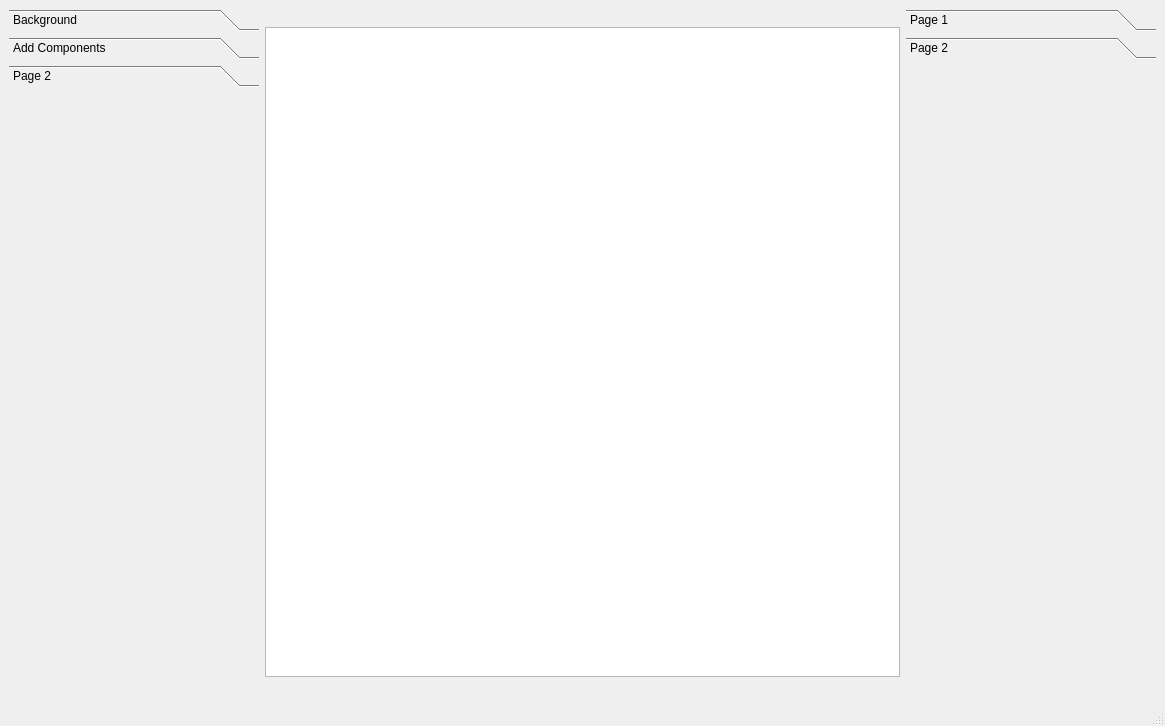
First picture: the form in RS_game_engine/mainwindow.ui, repository MATF-RS20/RS017-qtgameengine, before the edit.
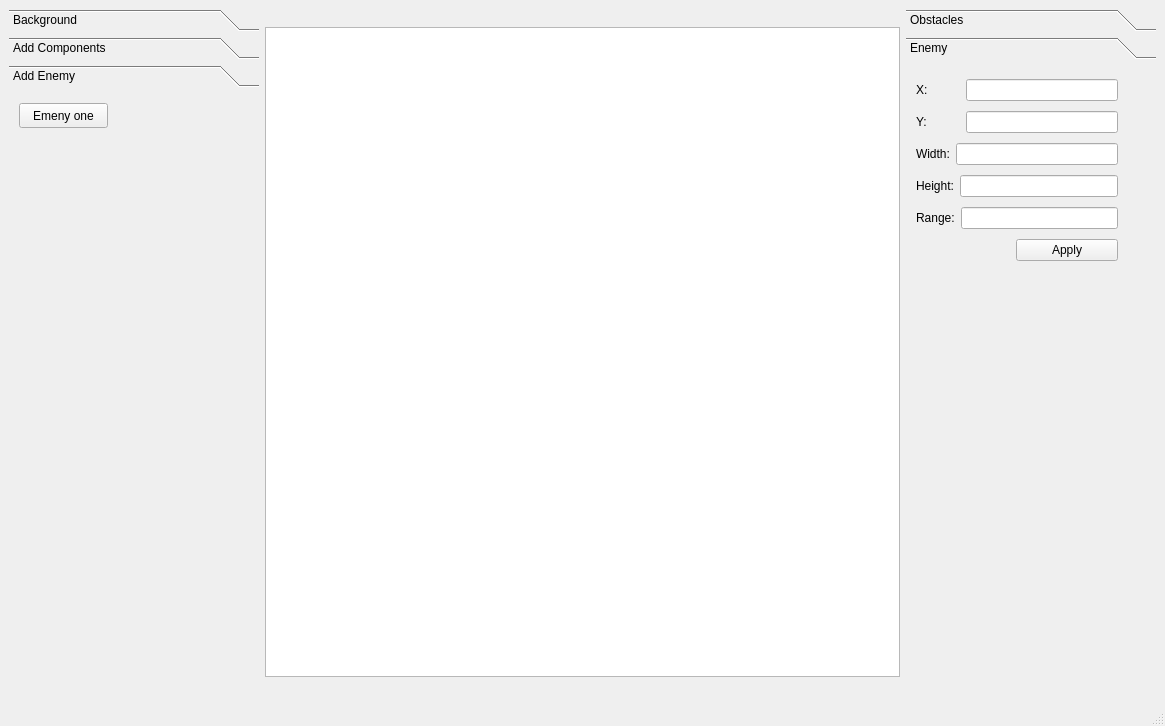
Second picture: the form after the edit. The open tabs and pages were chosen to show the change.

Commit message: Added Enemy class and it's positioning and info

What changed in the file:
```diff
--- a/RS_game_engine/mainwindow.ui
+++ b/RS_game_engine/mainwindow.ui
@@ -88,8 +88,21 @@
         </rect>
        </property>
        <attribute name="label">
-        <string>Page 2</string>
+        <string>Add Enemy</string>
        </attribute>
+       <widget class="QPushButton" name="pbEnemyOne">
+        <property name="geometry">
+         <rect>
+          <x>10</x>
+          <y>10</y>
+          <width>89</width>
+          <height>25</height>
+         </rect>
+        </property>
+        <property name="text">
+         <string>Emeny one</string>
+        </property>
+       </widget>
       </widget>
      </widget>
     </item>
@@ -139,7 +152,7 @@
         </rect>
        </property>
        <attribute name="label">
-        <string>Page 1</string>
+        <string>Obstacles</string>
        </attribute>
        <widget class="QWidget" name="">
         <property name="geometry">
@@ -296,8 +309,135 @@
         </rect>
        </property>
        <attribute name="label">
-        <string>Page 2</string>
+        <string>Enemy</string>
        </attribute>
+       <widget class="QWidget" name="">
+        <property name="geometry">
+         <rect>
+          <x>10</x>
+          <y>10</y>
+          <width>202</width>
+          <height>194</height>
+         </rect>
+        </property>
+        <layout class="QVBoxLayout" name="verticalLayout_3">
+         <item>
+          <layout class="QHBoxLayout" name="horizontalLayout_7">
+           <item>
+            <widget class="QLabel" name="label_5">
+             <property name="minimumSize">
+              <size>
+               <width>44</width>
+               <height>0</height>
+              </size>
+             </property>
+             <property name="maximumSize">
+              <size>
+               <width>16777215</width>
+               <height>16777215</height>
+              </size>
+             </property>
+             <property name="text">
+              <string>X:</string>
+             </property>
+            </widget>
+           </item>
+           <item>
+            <widget class="QLineEdit" name="leEnemyX"/>
+           </item>
+          </layout>
+         </item>
+         <item>
+          <layout class="QHBoxLayout" name="horizontalLayout_8">
+           <item>
+            <widget class="QLabel" name="label_6">
+             <property name="minimumSize">
+              <size>
+               <width>44</width>
+               <height>0</height>
+              </size>
+             </property>
+             <property name="text">
+              <string>Y:</string>
+             </property>
+            </widget>
+           </item>
+           <item>
+            <widget class="QLineEdit" name="leEnemyY"/>
+           </item>
+          </layout>
+         </item>
+         <item>
+          <layout class="QHBoxLayout" name="horizontalLayout_9">
+           <item>
+            <widget class="QLabel" name="label_8">
+             <property name="text">
+              <string>Width:</string>
+             </property>
+            </widget>
+           </item>
+           <item>
+            <widget class="QLineEdit" name="leEnemyWidth"/>
+           </item>
+          </layout>
+         </item>
+         <item>
+          <layout class="QHBoxLayout" name="horizontalLayout_10">
+           <item>
+            <widget class="QLabel" name="label_9">
+             <property name="text">
+              <string>Height:</string>
+             </property>
+            </widget>
+           </item>
+           <item>
+            <widget class="QLineEdit" name="leEnemyHeight"/>
+           </item>
+          </layout>
+         </item>
+         <item>
+          <layout class="QHBoxLayout" name="horizontalLayout_11">
+           <item>
+            <widget class="QLabel" name="label_7">
+             <property name="text">
+              <string>Range:</string>
+             </property>
+            </widget>
+           </item>
+           <item>
+            <widget class="QLineEdit" name="leEnemyRange"/>
+           </item>
+          </layout>
+         </item>
+         <item>
+          <layout class="QHBoxLayout" name="horizontalLayout_12">
+           <item>
+            <spacer name="horizontalSpacer_2">
+             <property name="orientation">
+              <enum>Qt::Horizontal</enum>
+             </property>
+             <property name="sizeType">
+              <enum>QSizePolicy::Fixed</enum>
+             </property>
+             <property name="sizeHint" stdset="0">
+              <size>
+               <width>100</width>
+               <height>18</height>
+              </size>
+             </property>
+            </spacer>
+           </item>
+           <item>
+            <widget class="QPushButton" name="pbEnemyApply">
+             <property name="text">
+              <string>Apply</string>
+             </property>
+            </widget>
+           </item>
+          </layout>
+         </item>
+        </layout>
+       </widget>
       </widget>
      </widget>
     </item>
```
Left out of the diff: 6 changed lines with no effect on the pictures. The commit also changes 19 other files.
